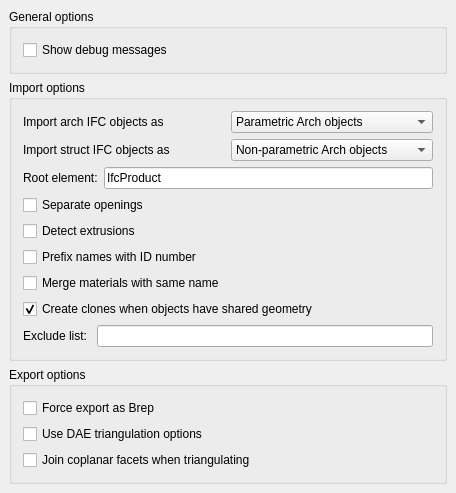
The window that src/Mod/Arch/Resources/ui/preferences-ifc.ui (berndhahnebach/All_FreeCAD) describes before a commit, drawn with Qt 5.
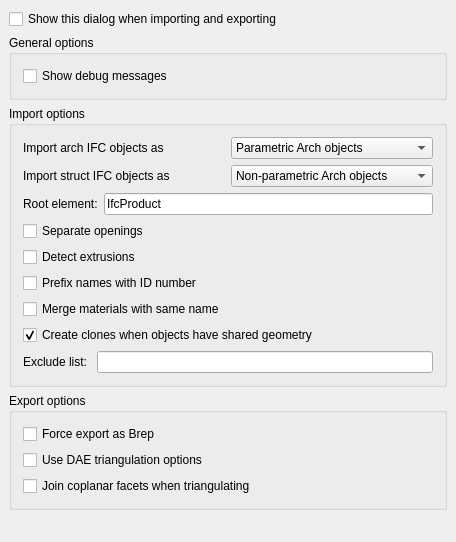
The same window after the commit. Custom widgets are drawn as their Qt base class.

Commit message: DXF and IFC pref pages can now be set to show on each import/export

Diff of the .ui file:
```diff
--- a/src/Mod/Arch/Resources/ui/preferences-ifc.ui
+++ b/src/Mod/Arch/Resources/ui/preferences-ifc.ui
@@ -7,7 +7,7 @@
     <x>0</x>
     <y>0</y>
     <width>456</width>
-    <height>486</height>
+    <height>542</height>
    </rect>
   </property>
   <property name="windowTitle">
@@ -20,6 +20,19 @@
    <property name="margin">
     <number>9</number>
    </property>
+   <item>
+    <widget class="Gui::PrefCheckBox" name="checkBox_7">
+     <property name="text">
+      <string>Show this dialog when importing and exporting</string>
+     </property>
+     <property name="prefEntry" stdset="0">
+      <cstring>ifcShowDialog</cstring>
+     </property>
+     <property name="prefPath" stdset="0">
+      <cstring>Mod/Arch</cstring>
+     </property>
+    </widget>
+   </item>
    <item>
     <widget class="QGroupBox" name="groupBox_3">
      <property name="title">
```
The commit also changes 3 other files.
